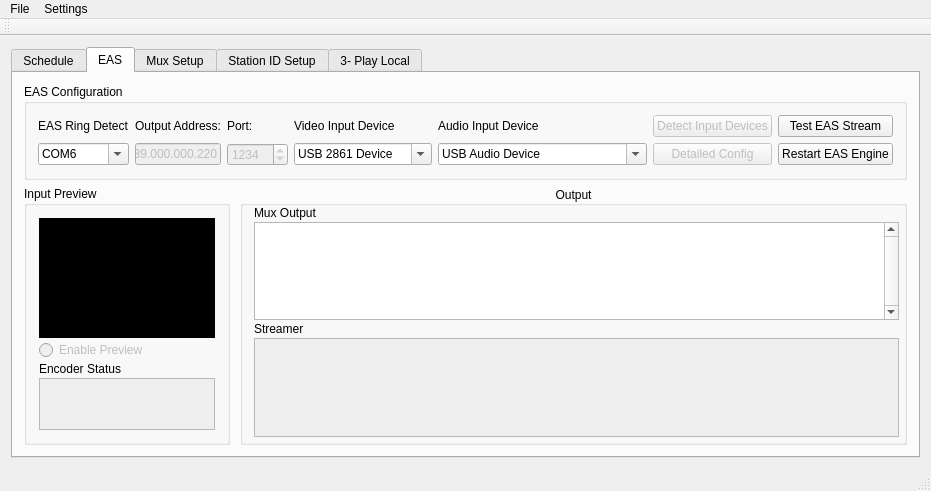
First picture: the form in Source/mainwindow.ui, repository dedicatedbroadcastsolutions/TvARP, before the edit.
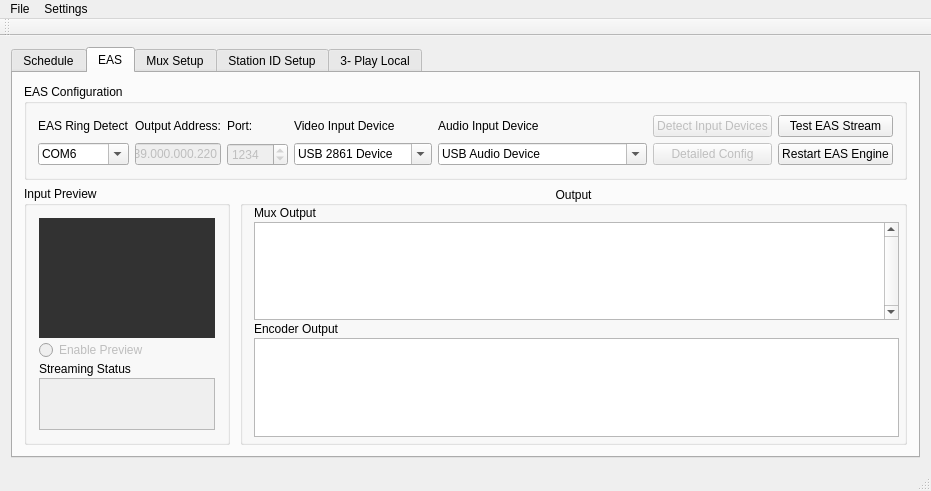
Second picture: the form after the edit. Icons and pictures are not drawn.

What changed in the file:
```diff
--- a/Source/mainwindow.ui
+++ b/Source/mainwindow.ui
@@ -315,7 +315,7 @@
                     <bool>false</bool>
                    </property>
                    <property name="styleSheet">
-                    <string notr="true">background-color: rgb(0, 0, 0);</string>
+                    <string notr="true">background-color: rgb(50,50, 50);</string>
                    </property>
                   </widget>
                  </item>
@@ -332,7 +332,7 @@
                  <item>
                   <widget class="QLabel" name="label_7">
                    <property name="text">
-                    <string>Encoder Status</string>
+                    <string>Streaming Status</string>
                    </property>
                   </widget>
                  </item>
@@ -412,14 +412,14 @@
                <item row="2" column="0">
                 <widget class="QLabel" name="label">
                  <property name="text">
-                  <string>Streamer</string>
+                  <string>Encoder Output</string>
                  </property>
                 </widget>
                </item>
                <item row="3" column="0">
-                <widget class="QTextBrowser" name="textBrowser_3">
+                <widget class="QTextBrowser" name="encoder_display">
                  <property name="enabled">
-                  <bool>false</bool>
+                  <bool>true</bool>
                  </property>
                 </widget>
                </item>
```
